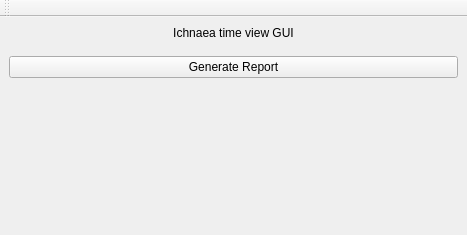
The window that qtdesigner/timeReport.ui (ichnaeagit/ichnaea) describes before a commit, drawn with Qt 5.
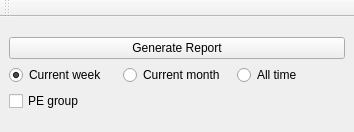
The same window after the commit.

Commit message: Working skeleton of a program to graph user time given simple options. Works on #6

```diff
--- a/qtdesigner/timeReport.ui
+++ b/qtdesigner/timeReport.ui
@@ -6,8 +6,8 @@
    <rect>
     <x>0</x>
     <y>0</y>
-    <width>467</width>
-    <height>235</height>
+    <width>354</width>
+    <height>132</height>
    </rect>
   </property>
   <property name="windowTitle">
@@ -15,34 +15,8 @@
   </property>
   <widget class="QWidget" name="centralwidget">
    <layout class="QVBoxLayout" name="verticalLayout_2">
-    <item>
-     <widget class="QLabel" name="label">
-      <property name="text">
-       <string>Ichnaea time view GUI</string>
-      </property>
-      <property name="alignment">
-       <set>Qt::AlignCenter</set>
-      </property>
-     </widget>
-    </item>
     <item>
      <layout class="QVBoxLayout" name="verticalLayout">
-      <item>
-       <spacer name="verticalSpacer_2">
-        <property name="orientation">
-         <enum>Qt::Vertical</enum>
-        </property>
-        <property name="sizeType">
-         <enum>QSizePolicy::Minimum</enum>
-        </property>
-        <property name="sizeHint" stdset="0">
-         <size>
-          <width>20</width>
-          <height>10</height>
-         </size>
-        </property>
-       </spacer>
-      </item>
       <item>
        <widget class="QPushButton" name="genReport">
         <property name="text">
@@ -51,17 +25,49 @@
        </widget>
       </item>
       <item>
-       <spacer name="verticalSpacer">
-        <property name="orientation">
-         <enum>Qt::Vertical</enum>
+       <layout class="QHBoxLayout" name="horizontalLayout">
+        <item>
+         <widget class="QRadioButton" name="weekRad">
+          <property name="text">
+           <string>Current week</string>
+          </property>
+          <property name="checked">
+           <bool>true</bool>
+          </property>
+         </widget>
+        </item>
+        <item>
+         <widget class="QRadioButton" name="monthRad">
+          <property name="text">
+           <string>Current month</string>
+          </property>
+         </widget>
+        </item>
+        <item>
+         <widget class="QRadioButton" name="allRad">
+          <property name="text">
+           <string>All time</string>
+          </property>
+         </widget>
+        </item>
+       </layout>
+      </item>
+      <item>
+       <layout class="QHBoxLayout" name="horizontalLayout_2">
+        <property name="spacing">
+         <number>2</number>
         </property>
-        <property name="sizeHint" stdset="0">
-         <size>
-          <width>20</width>
-          <height>40</height>
-         </size>
-        </property>
-       </spacer>
+        <item>
+         <widget class="QCheckBox" name="PE">
+          <property name="layoutDirection">
+           <enum>Qt::LeftToRight</enum>
+          </property>
+          <property name="text">
+           <string>PE group</string>
+          </property>
+         </widget>
+        </item>
+       </layout>
       </item>
      </layout>
     </item>
```
The commit also changes 5 other files.
